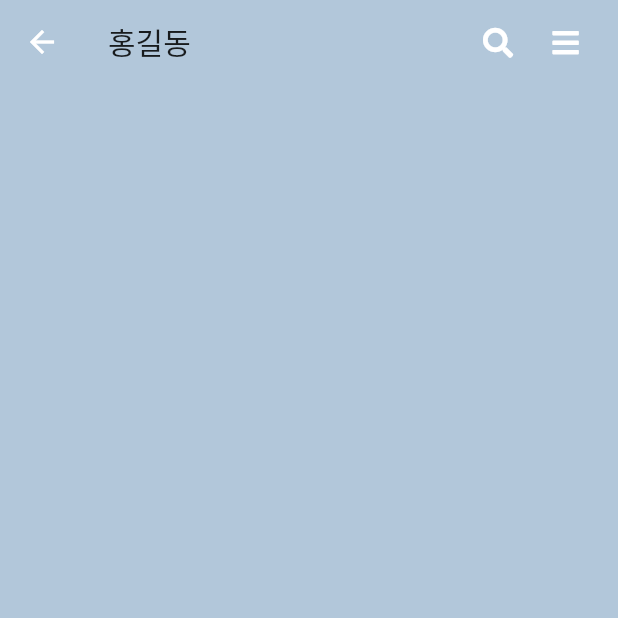
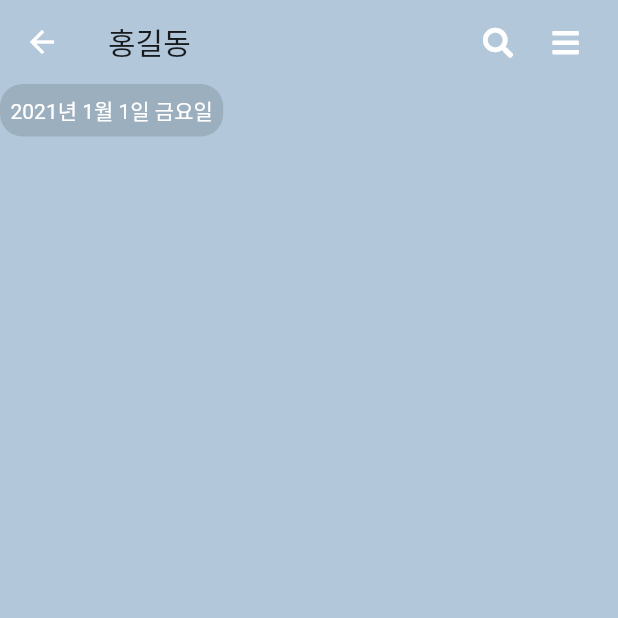
Before and after one commit to hyonna12/flutter-kakao, a Flutter app: the ChatRoomScreen screen opened directly, on a phone screen of 412 x 824 dp, the top half of it. Run offline on Flutter 3.47's test engine with Material 2 defaults, Android fonts, the phone set to English and light mode, and no system bars; our stand-ins replace font_awesome_flutter; network calls fail.

Commit message:
chat_room_screen - timeline 위젯

```diff
--- /dev/null
+++ b/lib/components/time_line.dart
@@ -0,0 +1,22 @@
+import 'package:flutter/material.dart';
+
+class TimeLine extends StatelessWidget {
+  final String time;
+
+  const TimeLine({Key? key, required this.time}) : super(key: key);
+
+  @override
+  Widget build(BuildContext context) {
+    return Container(
+      padding: const EdgeInsets.all(7),
+      decoration: BoxDecoration(
+        borderRadius: BorderRadius.circular(15),
+        color: Color(0xFF9cafbe),
+      ),
+      child: Text(
+        time,
+        style: TextStyle(color: Colors.white),
+      ),
+    );
+  }
+}
--- a/lib/screens/chat_room_screen.dart
+++ b/lib/screens/chat_room_screen.dart
@@ -1,4 +1,5 @@
 import 'package:flutter/material.dart';
+import 'package:flutter_kakaotalk/components/time_line.dart';
 import 'package:font_awesome_flutter/font_awesome_flutter.dart';
 
 class ChatRoomScreen extends StatefulWidget {
@@ -9,7 +10,8 @@ class ChatRoomScreen extends StatefulWidget {
 class _ChatRoomScreenState extends State<ChatRoomScreen> {
   @override
   Widget build(BuildContext context) {
-    return Container(
+    return Scaffold(
+      body: Container(
         color: Color(0xFFb2c7da),
         child: Scaffold(
           backgroundColor: Colors.transparent,
@@ -26,6 +28,19 @@ class _ChatRoomScreenState extends State<ChatRoomScreen> {
               SizedBox(width: 25),
             ],
           ),
+          body: Column(
+            children: [
+              Expanded(
+                  child: SingleChildScrollView(
+                child: Column(
+                  children: [
+                    TimeLine(time: "2021년 1월 1일 금요일"),
+                  ],
+                ),
+              ))
+            ],
+          ),
+        ),
       ),
     );
   }
```
Lines whose indentation alone changed are shown as unchanged.
